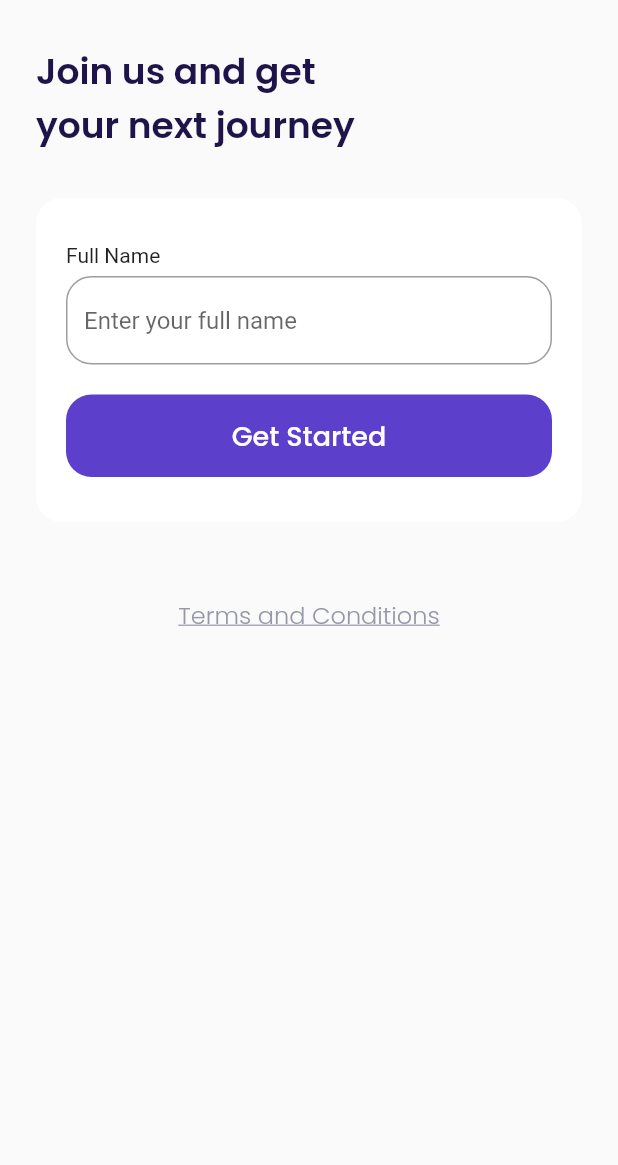
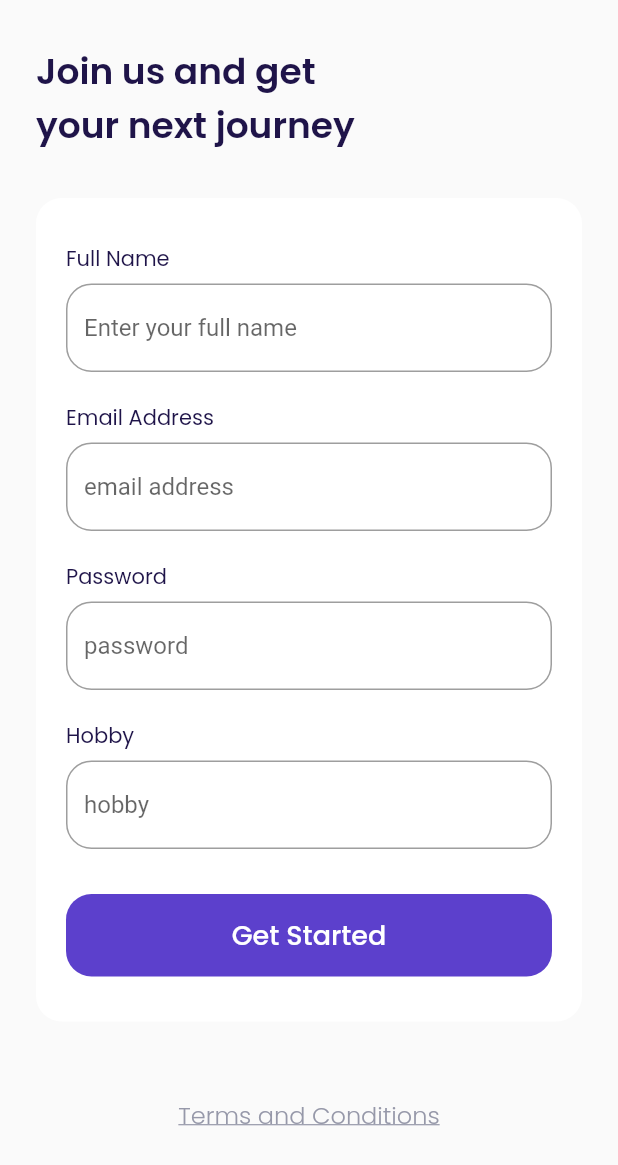
Before and after one commit to lazlanrafar/airplane, a Flutter app: the SignUpPage screen opened by its route, on a phone screen of 412 x 824 dp. Shown: the top 1165 px of the screen. Run offline on Flutter 3.47's test engine with Material 2 defaults, Android fonts, the phone set to English and light mode, and no system bars; our stand-ins replace google_fonts.

Commit message:
add custom widget text field

```diff
--- a/lib/ui/pages/sign_up_page.dart
+++ b/lib/ui/pages/sign_up_page.dart
@@ -1,4 +1,5 @@
 import 'package:airplane/ui/widgets/custom_button.dart';
+import 'package:airplane/ui/widgets/custom_text_field.dart';
 import 'package:flutter/material.dart';
 import '../../shared/theme.dart';
 
@@ -21,34 +22,6 @@ class SignUpPage extends StatelessWidget {
     }
 
     Widget form() {
-      Widget emailInput() {
-        return Container(
-          margin: const EdgeInsets.only(bottom: 20),
-          child: Column(
-            crossAxisAlignment: CrossAxisAlignment.start,
-            children: [
-              Text(
-                'Full Name',
-              ),
-              const SizedBox(height: 6),
-              TextFormField(
-                cursorColor: blackColor,
-                decoration: InputDecoration(
-                  hintText: 'Enter your full name',
-                  border: OutlineInputBorder(
-                    borderRadius: BorderRadius.circular(defaultRadius),
-                  ),
-                  focusedBorder: OutlineInputBorder(
-                    borderSide: BorderSide(color: primaryColor),
-                    borderRadius: BorderRadius.circular(defaultRadius),
-                  ),
-                ),
-              ),
-            ],
-          ),
-        );
-      }
-
       return Container(
         margin: const EdgeInsets.only(top: 30),
         padding: const EdgeInsets.symmetric(
@@ -61,7 +34,24 @@ class SignUpPage extends StatelessWidget {
         ),
         child: Column(
           children: [
-            emailInput(),
+            const CustomTextField(
+              label: 'Full Name',
+              placeholder: 'Enter your full name',
+            ),
+            const CustomTextField(
+              label: 'Email Address',
+              placeholder: 'email address',
+            ),
+            const CustomTextField(
+              label: 'Password',
+              placeholder: 'password',
+              isPassword: true,
+            ),
+            const CustomTextField(
+              label: 'Hobby',
+              placeholder: 'hobby',
+              margin: EdgeInsets.only(bottom: 30),
+            ),
             CustomButton(
               text: 'Get Started',
               onPressed: () {
--- /dev/null
+++ b/lib/ui/widgets/custom_text_field.dart
@@ -0,0 +1,48 @@
+import 'package:flutter/material.dart';
+import '../../shared/theme.dart';
+
+class CustomTextField extends StatelessWidget {
+  final String label;
+  final String placeholder;
+  final bool isPassword;
+  final EdgeInsets margin;
+
+  const CustomTextField({
+    Key? key,
+    required this.label,
+    required this.placeholder,
+    this.isPassword = false,
+    this.margin = const EdgeInsets.only(bottom: 20),
+  }) : super(key: key);
+
+  @override
+  Widget build(BuildContext context) {
+    return Container(
+      margin: margin,
+      child: Column(
+        crossAxisAlignment: CrossAxisAlignment.start,
+        children: [
+          Text(
+            label,
+            style: blackTextStyle,
+          ),
+          const SizedBox(height: 6),
+          TextFormField(
+            cursorColor: blackColor,
+            obscureText: isPassword,
+            decoration: InputDecoration(
+              hintText: placeholder,
+              border: OutlineInputBorder(
+                borderRadius: BorderRadius.circular(defaultRadius),
+              ),
+              focusedBorder: OutlineInputBorder(
+                borderSide: BorderSide(color: primaryColor),
+                borderRadius: BorderRadius.circular(defaultRadius),
+              ),
+            ),
+          ),
+        ],
+      ),
+    );
+  }
+}
```
